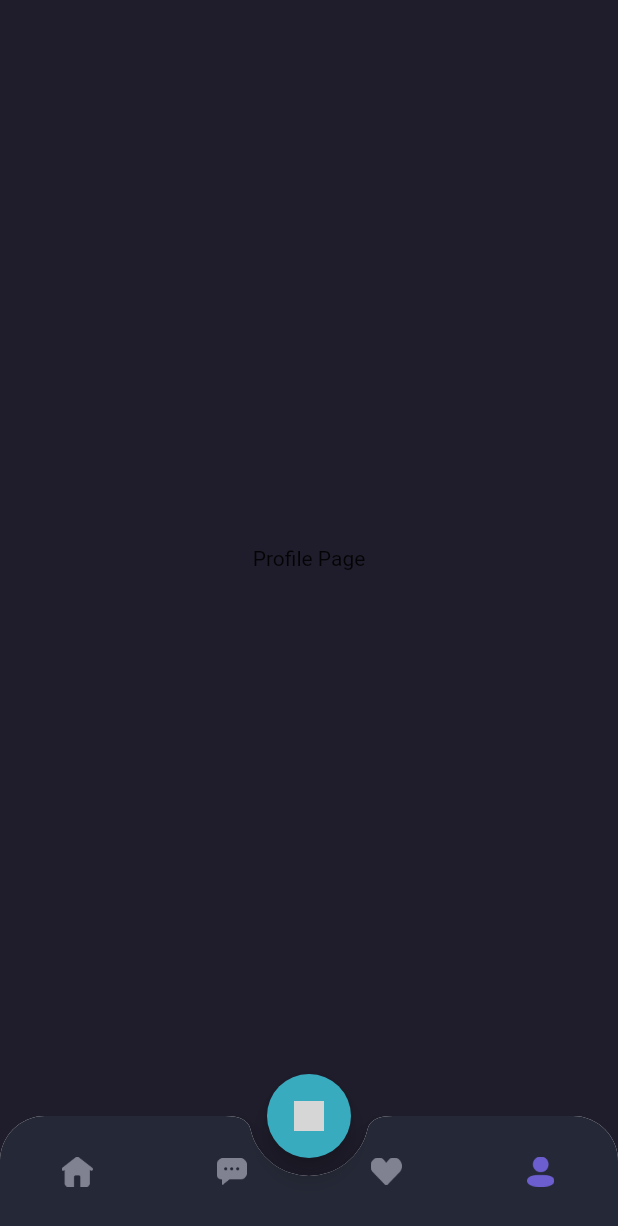
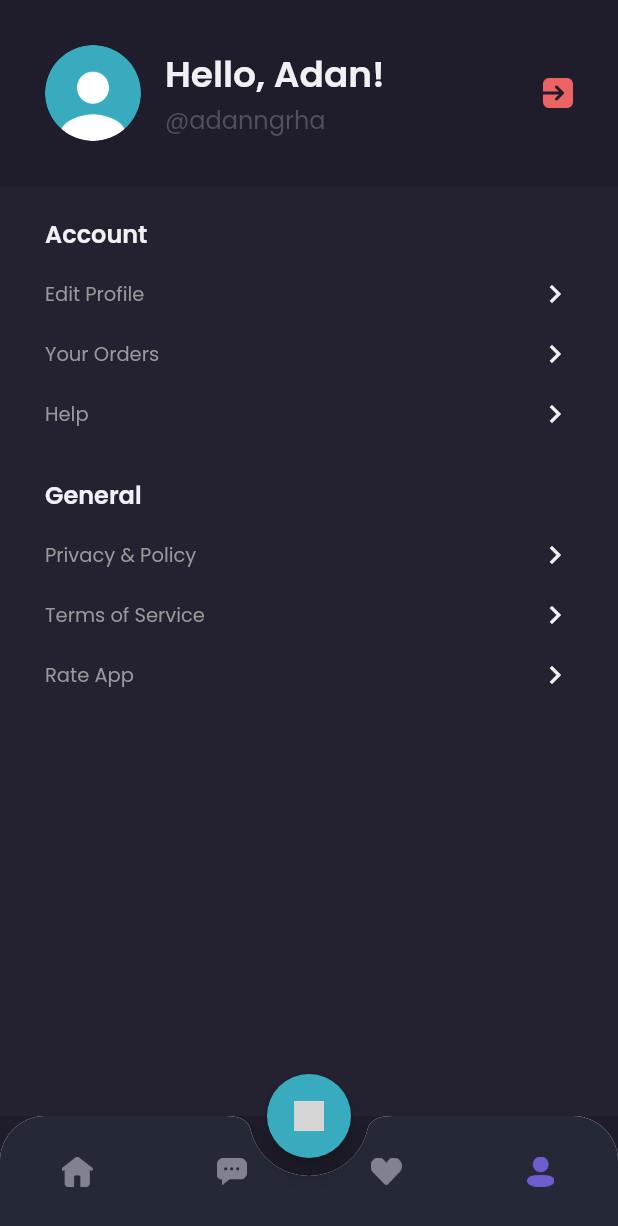
Before and after one commit to ardanngrha/shoeasy, a Flutter app: the MainPage screen opened by its route, item 4 of the bottom bar chosen, on a phone screen of 412 x 824 dp. Shown: the top 1226 px of the screen. Run offline on Flutter 3.47's test engine with Material 2 defaults, Android fonts, the light colour scheme and no system bars; our stand-ins replace google_fonts; grey boxes are pictures that could not be loaded.

Commit message:
profile page

```diff
--- a/lib/pages/home/profile_page.dart
+++ b/lib/pages/home/profile_page.dart
@@ -1,12 +1,131 @@
 import 'package:flutter/material.dart';
+import 'package:shoesye/theme.dart';
 
 class ProfilePage extends StatelessWidget {
   const ProfilePage({Key? key}) : super(key: key);
 
+  header() {
+    return AppBar(
+      backgroundColor: backgroundColor1,
+      automaticallyImplyLeading: false,
+      elevation: 0,
+      flexibleSpace: SafeArea(
+        child: Container(
+          padding: EdgeInsets.all(defaultMargin),
+          child: Row(
+            children: [
+              ClipOval(
+                child: Image.asset(
+                  'assets/image_profile.png',
+                  width: 64,
+                ),
+              ),
+              const SizedBox(
+                width: 16,
+              ),
+              Expanded(
+                child: Column(
+                  crossAxisAlignment: CrossAxisAlignment.start,
+                  children: [
+                    Text(
+                      'Hello, Adan!',
+                      style: primaryTextStyle.copyWith(
+                        fontSize: 24,
+                        fontWeight: semiBold,
+                      ),
+                    ),
+                    Text(
+                      '@adanngrha',
+                      style: subtitleTextStyle.copyWith(
+                        fontSize: 16,
+                      ),
+                    ),
+                  ],
+                ),
+              ),
+              Image.asset(
+                'assets/button_exit.png',
+                width: 20,
+              ),
+            ],
+          ),
+        ),
+      ),
+    );
+  }
+
+  Widget menuItem(String text) {
+    return Container(
+      margin: const EdgeInsets.only(top: 16),
+      child: Row(
+        mainAxisAlignment: MainAxisAlignment.spaceBetween,
+        children: [
+          Text(
+            text,
+            style: secondaryTextStyle.copyWith(
+              fontSize: 13,
+            ),
+          ),
+          Icon(
+            Icons.chevron_right,
+            color: primaryTextColor,
+          )
+        ],
+      ),
+    );
+  }
+
+  Widget content() {
+    return Expanded(
+        child: Container(
+      width: double.infinity,
+      padding: EdgeInsets.symmetric(
+        horizontal: defaultMargin,
+      ),
+      decoration: BoxDecoration(
+        color: backgroundColor3,
+      ),
+      child: Column(
+        crossAxisAlignment: CrossAxisAlignment.start,
+        children: [
+          const SizedBox(
+            height: 20,
+          ),
+          Text(
+            'Account',
+            style: primaryTextStyle.copyWith(
+              fontSize: 16,
+              fontWeight: semiBold,
+            ),
+          ),
+          menuItem('Edit Profile'),
+          menuItem('Your Orders'),
+          menuItem('Help'),
+          const SizedBox(
+            height: 30,
+          ),
+          Text(
+            'General',
+            style: primaryTextStyle.copyWith(
+              fontSize: 16,
+              fontWeight: semiBold,
+            ),
+          ),
+          menuItem('Privacy & Policy'),
+          menuItem('Terms of Service'),
+          menuItem('Rate App'),
+        ],
+      ),
+    ));
+  }
+
   @override
   Widget build(BuildContext context) {
-    return Center(
-      child: Text('Profile Page'),
+    return Column(
+      children: [
+        header(),
+        content(),
+      ],
     );
   }
 }
```
